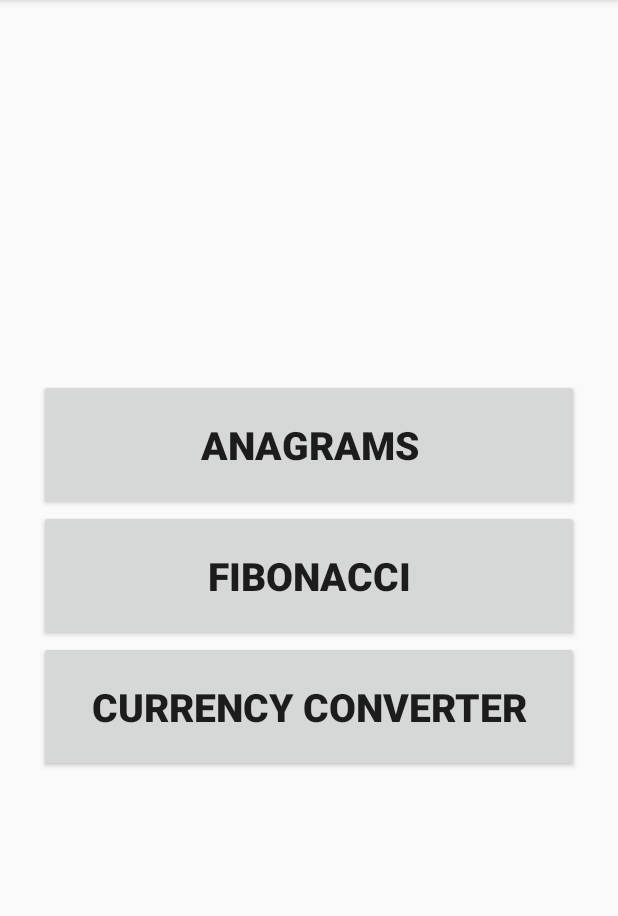
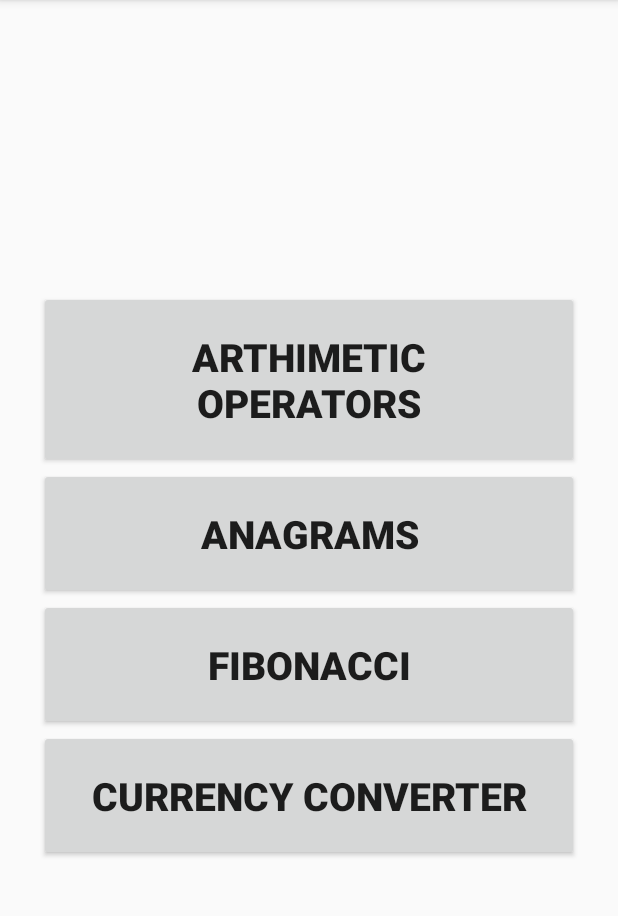
Before and after one commit to NadaSarhan/challenge, an Android app: the screen it shows after launch (MainActivity), on a phone screen of 412 x 824 dp, the part 84-1000 px from its top. Run offline under Robolectric (Android 15) with nearby library versions, the phone set to English and light mode, and no system bars; our stand-ins replace sdp/ssp sizes.

Commit message:
first step

```diff
--- a/app/src/main/AndroidManifest.xml
+++ b/app/src/main/AndroidManifest.xml
@@ -26,6 +26,9 @@
             </intent-filter>
         </activity>
 
+        <activity android:name=".arthimetic_operators.ArthimeticOperatorsActivity"
+            android:parentActivityName=".MainActivity" />
+
         <activity android:name=".anagrams.AnagramsActivity"
             android:parentActivityName=".MainActivity" />
 
--- a/app/src/main/java/com/nada/technical_challenge/MainActivity.java
+++ b/app/src/main/java/com/nada/technical_challenge/MainActivity.java
@@ -13,7 +13,7 @@ import com.nada.technical_challenge.fibonacci.FibonacciActivity;
 
 public class MainActivity extends AppCompatActivity implements View.OnClickListener {
 
-    private Button btn1, btn2, btn3;
+    private Button btn1, btn2, btn3, btn4;
 
     @Override
     protected void onCreate(Bundle savedInstanceState) {
@@ -23,10 +23,12 @@ public class MainActivity extends AppCompatActivity implements View.OnClickListe
         btn1 = (Button) findViewById(R.id.button_1);
         btn2 = (Button) findViewById(R.id.button_2);
         btn3 = (Button) findViewById(R.id.button_3);
+        btn4 = (Button) findViewById(R.id.button_4);
 
         btn1.setOnClickListener(this);
         btn2.setOnClickListener(this);
         btn3.setOnClickListener(this);
+        btn4.setOnClickListener(this);
 
     }
 
@@ -53,6 +55,12 @@ public class MainActivity extends AppCompatActivity implements View.OnClickListe
                 break;
             }
 
+            case R.id.button_4: {
+                Intent intent = new Intent(getApplicationContext(), ArithmeticException.class);
+                startActivity(intent);
+                break;
+            }
+
             default:
                 break;
 
--- a/app/src/main/res/layout/activity_main.xml
+++ b/app/src/main/res/layout/activity_main.xml
@@ -11,6 +11,17 @@
     android:layout_gravity="center"
     android:gravity="center"
     android:padding="@dimen/_20sdp">
+
+    <Button
+        android:id="@+id/button_4"
+        android:layout_width="match_parent"
+        android:layout_height="wrap_content"
+        android:layout_gravity="center"
+        android:gravity="center"
+        android:padding="@dimen/_20sdp"
+        android:textSize="@dimen/_20sdp"
+        android:textStyle="bold"
+        android:text="arthimetic operators" />
 
     <Button
         android:id="@+id/button_1"
```
